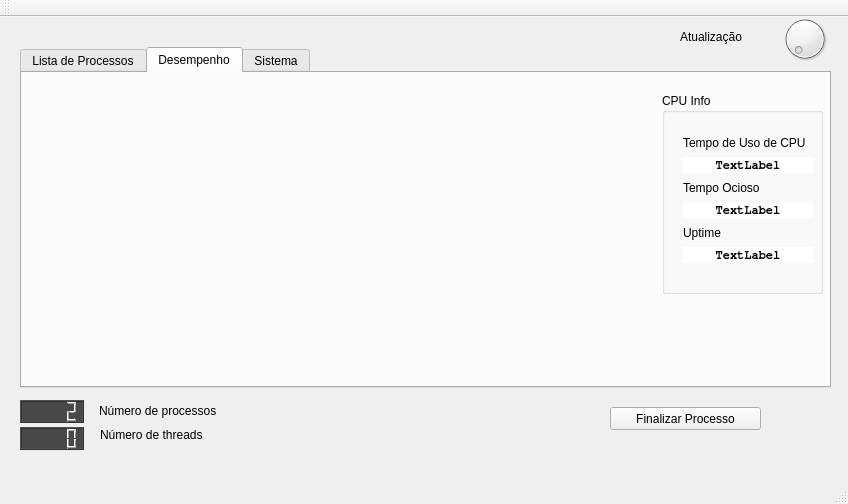
Old version of the form mainwindow.ui in the repository rubenbdpaz-zz/SO_Trab4.
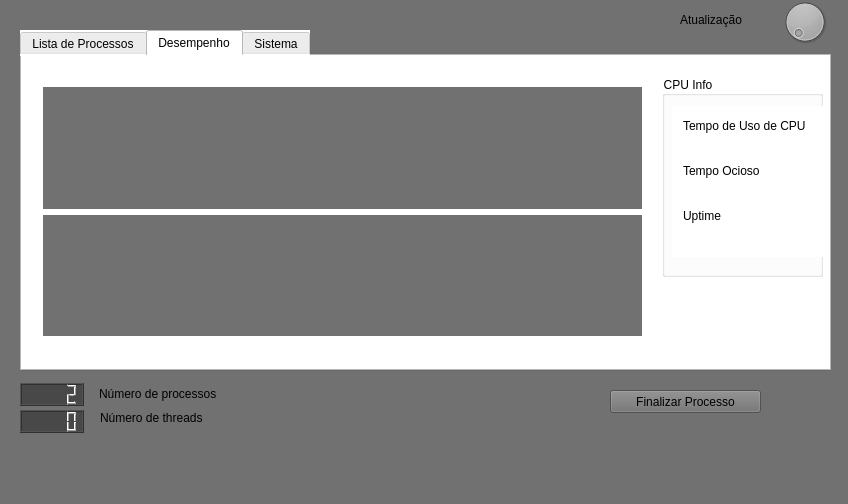
New version of the form. The open tabs and pages were chosen to show the change. Custom widgets are drawn as their Qt base class.

Diff of the .ui file:
```diff
--- a/mainwindow.ui
+++ b/mainwindow.ui
@@ -11,7 +11,10 @@
    </rect>
   </property>
   <property name="windowTitle">
-   <string>MainWindow</string>
+   <string>System Monitor</string>
+  </property>
+  <property name="styleSheet">
+   <string notr="true">background-color: rgb(113, 113, 113);</string>
   </property>
   <widget class="QWidget" name="centralWidget">
    <widget class="QTabWidget" name="tabWidget">
@@ -23,6 +26,9 @@
       <height>341</height>
      </rect>
     </property>
+    <property name="styleSheet">
+     <string notr="true">background-color: white;</string>
+    </property>
     <property name="currentIndex">
      <number>2</number>
     </property>
@@ -93,7 +99,7 @@
            <string notr="true">background-color: white;</string>
           </property>
           <property name="text">
-           <string>TextLabel</string>
+           <string/>
           </property>
           <property name="alignment">
            <set>Qt::AlignCenter</set>
@@ -123,7 +129,7 @@
            <string notr="true">background-color: white;</string>
           </property>
           <property name="text">
-           <string>TextLabel</string>
+           <string/>
           </property>
           <property name="alignment">
            <set>Qt::AlignCenter</set>
@@ -153,7 +159,7 @@
            <string notr="true">background-color: white;</string>
           </property>
           <property name="text">
-           <string>TextLabel</string>
+           <string/>
           </property>
           <property name="alignment">
            <set>Qt::AlignCenter</set>
@@ -174,10 +180,18 @@
       </property>
       <layout class="QVBoxLayout" name="verticalLayout">
        <item>
-        <widget class="QCustomPlot" name="cpuGraph" native="true"/>
+        <widget class="QCustomPlot" name="cpuGraph" native="true">
+         <property name="styleSheet">
+          <string notr="true">background-color: rgb(113, 113, 113);</string>
+         </property>
+        </widget>
        </item>
        <item>
-        <widget class="QCustomPlot" name="memoryGraph" native="true"/>
+        <widget class="QCustomPlot" name="memoryGraph" native="true">
+         <property name="styleSheet">
+          <string notr="true">background-color: rgb(113, 113, 113);</string>
+         </property>
+        </widget>
        </item>
       </layout>
      </widget>
@@ -327,24 +341,6 @@
     </property>
    </widget>
   </widget>
-  <widget class="QMenuBar" name="menuBar">
-   <property name="geometry">
-    <rect>
-     <x>0</x>
-     <y>0</y>
-     <width>848</width>
-     <height>25</height>
-    </rect>
-   </property>
-  </widget>
-  <widget class="QToolBar" name="mainToolBar">
-   <attribute name="toolBarArea">
-    <enum>TopToolBarArea</enum>
-   </attribute>
-   <attribute name="toolBarBreak">
-    <bool>false</bool>
-   </attribute>
-  </widget>
   <widget class="QStatusBar" name="statusBar"/>
  </widget>
  <layoutdefault spacing="6" margin="11"/>
```
Left out of the diff: 12 changed lines with no effect on the pictures.
